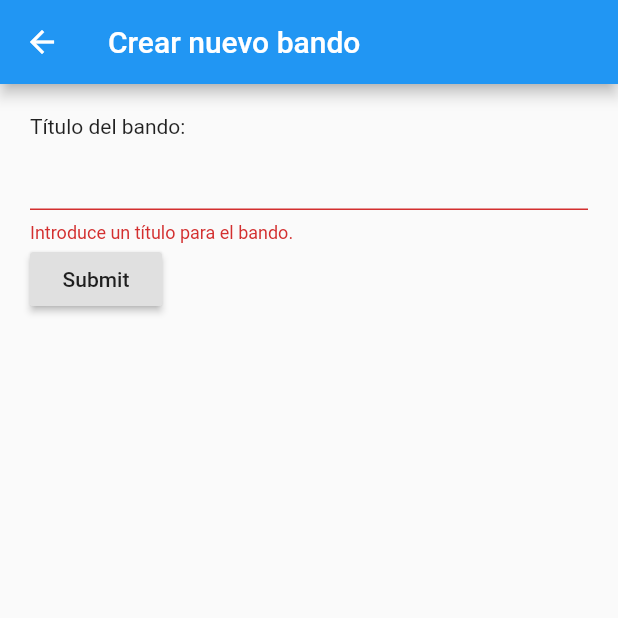
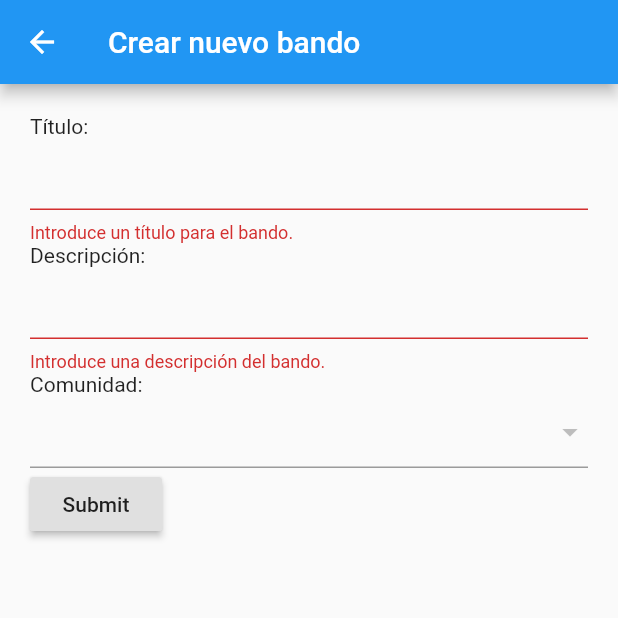
Before and after one commit to al361888/pueblos_app, a Flutter app: the AddProclamationScreen screen opened directly, after a tap on "Submit", on a phone screen of 412 x 824 dp, the top half of it. Run offline on Flutter 3.47's test engine with Material 2 defaults, Android fonts, the phone set to English and light mode, and no system bars.

```diff
--- a/pueblos_app/lib/screens/addProclamationScreen.dart
+++ b/pueblos_app/lib/screens/addProclamationScreen.dart
@@ -44,7 +44,7 @@ class NewProclamationFormState extends State<NewProclamationForm> {
         child: Column(
           crossAxisAlignment: CrossAxisAlignment.start,
           children: <Widget>[
-            Text("Título del bando:"),
+            Text("Título:"),
             TextFormField(
               // The validator receives the text that the user has entered.
               validator: (value) {
@@ -54,6 +54,19 @@ class NewProclamationFormState extends State<NewProclamationForm> {
                 return null;
               },
             ),
+            Text("Descripción:"),
+            TextFormField(
+              // The validator receives the text that the user has entered.
+              validator: (value) {
+                if (value.isEmpty) {
+                  return 'Introduce una descripción del bando.';
+                }
+                return null;
+              },
+            ),
+            Text("Comunidad:"),
+            DropdownButtonFormField(items: null,
+            onChanged: null),
             RaisedButton(
               onPressed: () {
                 // Validate returns true if the form is valid, otherwise false.
```
Also changed, not shown: pueblos_app/lib/screens/homeScreen.dart (+3 -12 lines).
